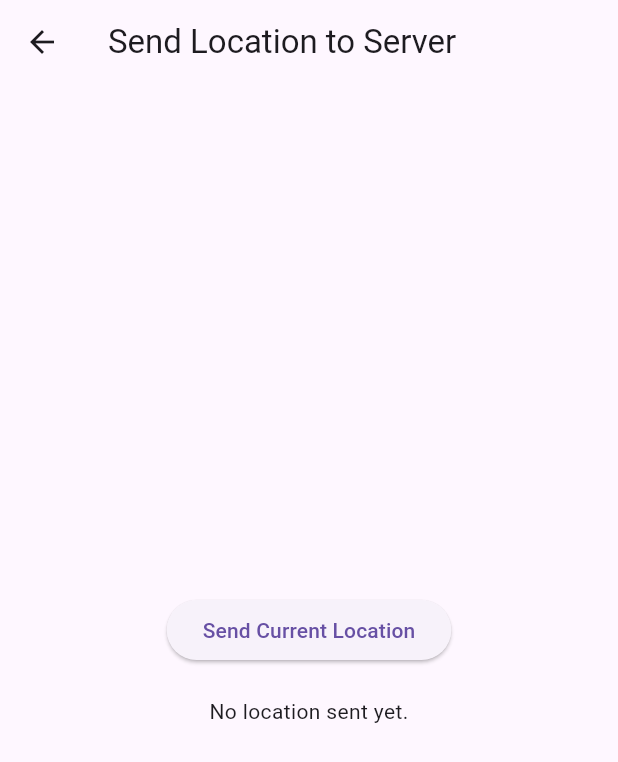
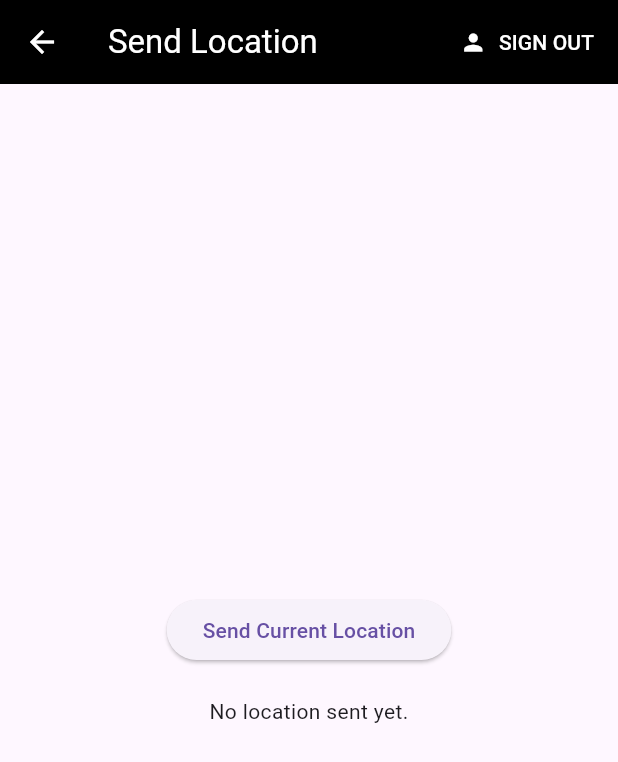
Before and after one commit to sandraelizabethjustin/main_proj, a Flutter app: the SecondPage screen opened directly, on a phone screen of 412 x 824 dp. Shown: the top 762 px of the screen. Run offline on Flutter 3.47's test engine with Material 3 defaults, Android fonts, the phone set to English and light mode, and no system bars; our stand-ins replace cloud_firestore, firebase_auth, firebase_core, flutter_spinkit, geolocator; accounts and stored records are empty.

Commit message:
second commit

```diff
--- a/mn_proj_2/lib/firstpage.dart
+++ b/mn_proj_2/lib/firstpage.dart
@@ -1,5 +1,6 @@
+//old
 import 'package:flutter/material.dart';
-import 'package:mn_proj_2/secondpage.dart';
+import 'package:mn_proj_2/screens/home/secondpage.dart';
 
 class FirstPage extends StatefulWidget {
   const FirstPage({super.key});
--- a/mn_proj_2/lib/screens/common/intropage.dart
+++ b/mn_proj_2/lib/screens/common/intropage.dart
@@ -14,7 +14,7 @@ class IntroPage extends StatelessWidget {
           mainAxisAlignment: MainAxisAlignment.center,
           children: [
             const Text(
-              "Welcome to DroneFly",
+              "Welcome to WingWay",
               style: TextStyle(fontSize: 24, fontWeight: FontWeight.bold),
             ),
             const SizedBox(height: 20),
--- a/mn_proj_2/lib/screens/common/wrapper.dart
+++ b/mn_proj_2/lib/screens/common/wrapper.dart
@@ -16,7 +16,7 @@ class Wrapper extends StatelessWidget {
     //return either authenticate or home
     //return Authenticate();
     if(newuser==null){
-      return Authenticate(isAdmin:isAdmin);//go to login or signup page
+      return Authenticate(isAdmin:isAdmin);//go to login or signup page(go to authenticate())
     }
     else{
       if (isAdmin == 'admin') {
--- a/mn_proj_2/lib/secondpage.dart
+++ b/mn_proj_2/lib/screens/home/secondpage.dart
@@ -2,7 +2,7 @@ import 'package:flutter/material.dart';
 import 'package:geolocator/geolocator.dart';
 import 'package:http/http.dart' as http;
 import 'dart:convert';
-
+import 'package:mn_proj_2/services/auth.dart';
 /*void main() {
   runApp(const MyApp());
 }
@@ -32,13 +32,15 @@ class _SecondPageState extends State<SecondPage> {
 
   // Function to send location to the Python server
   Future<void> sendLocationToServer(double lat, double long) async {
-    final url = Uri.parse('http://192.168.1.7:5000/update_location');
-
-    final response = await http.post(
+    final url = Uri.parse('http://192.168.64.215:5000/update_location');
+    try {
+      final response = await http
+          .post(
             url,
             headers: {'Content-Type': 'application/json'},
             body: jsonEncode({'lat': lat, 'long': long}),
-    );
+          )
+          .timeout(const Duration(seconds: 10));
 
       if (response.statusCode == 200) {
         final data = jsonDecode(response.body);
@@ -51,6 +53,12 @@ class _SecondPageState extends State<SecondPage> {
           _locationMessage =
               "Failed to update location. Status code: ${response.statusCode}";
         });
+      }
+    } catch (e) {
+      setState(() {
+        _locationMessage = "Error sending location: $e";
+      });
+      debugPrint('Error occurred: $e');
     }
   }
 
@@ -101,12 +109,45 @@ class _SecondPageState extends State<SecondPage> {
     // Send the location to the server
     await sendLocationToServer(lat, long);
   }
-
+  final AuthService _auth = AuthService();
   @override
   Widget build(BuildContext context) {
     return Scaffold(
       appBar: AppBar(
-        title: const Text("Send Location to Server"),
+        title: const Text(
+          "Send Location ",
+          style: TextStyle(color: Colors.white),
+        ),
+        backgroundColor: Colors.black,
+        iconTheme: const IconThemeData(
+          color: Colors.white, // Back arrow color
+        ),
+        elevation: 0.0,
+        actions: <Widget>[
+          TextButton.icon(
+
+            onPressed: () async {
+              await _auth.signOut(); // Calls the signOut method from AuthService
+            },
+            label: const Text(
+              'SIGN OUT',
+              style: TextStyle(
+                color: Colors.white, // Makes the text white for better contrast
+              ),
+            ),
+            icon: const Icon(
+              Icons.person,
+              color: Colors.white, // Ensures the icon matches the text color
+            ),
+            style: TextButton.styleFrom(
+              foregroundColor: Colors.white, // Sets ripple effect color to white
+            ),
+          ),
+        ],
+
+
+
+
       ),
       body: Center(
         child: Column(
```
Also changed, not shown: mn_proj_2/lib/screens/admin/admin_signin.dart (+16 -3 lines), mn_proj_2/lib/screens/admin/admin_signup.dart (+9 -4 lines), mn_proj_2/lib/screens/home/adminhome.dart (+10 -4 lines), mn_proj_2/lib/screens/home/home.dart (+75 -12 lines), mn_proj_2/lib/screens/user/user_signin.dart (+15 -3 lines), mn_proj_2/lib/screens/user/user_signup.dart (+9 -4 lines), 1 other file. Lines whose indentation alone changed are shown as unchanged.
